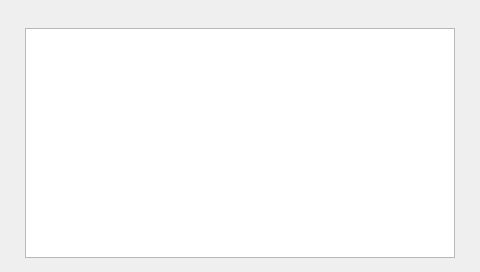
First picture: the form in Gpower/mainwindow.ui, repository sfagin89/G-Power, before the edit.
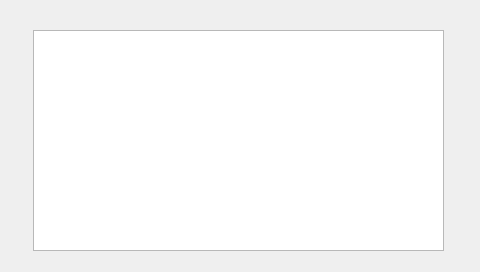
Second picture: the form after the edit.

What changed in the file:
```diff
--- a/Gpower/mainwindow.ui
+++ b/Gpower/mainwindow.ui
@@ -17,10 +17,10 @@
    <widget class="QGraphicsView" name="graphicsView">
     <property name="geometry">
      <rect>
-      <x>25</x>
-      <y>28</y>
-      <width>430</width>
-      <height>230</height>
+      <x>33</x>
+      <y>30</y>
+      <width>411</width>
+      <height>221</height>
      </rect>
     </property>
    </widget>
```
